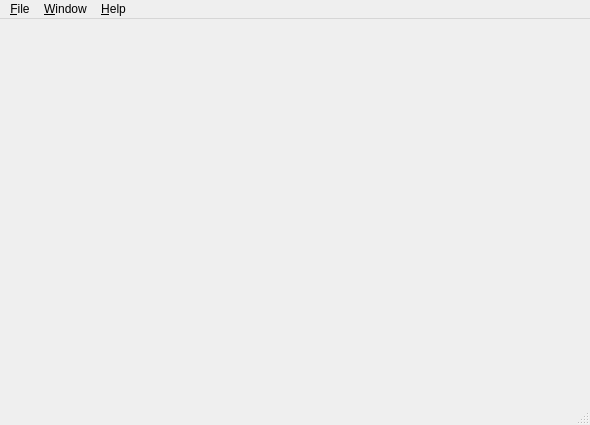
ndtimofeev/particleicp, file src/mainwindow.ui: the form before one commit.
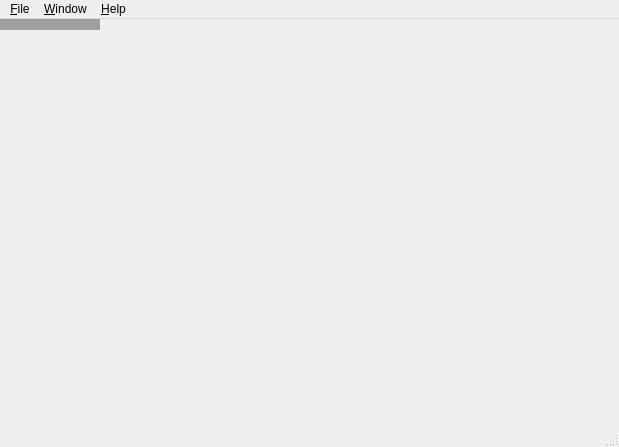
The form after the commit. Custom widgets are drawn as their Qt base class.

```diff
--- a/src/mainwindow.ui
+++ b/src/mainwindow.ui
@@ -6,21 +6,22 @@
    <rect>
     <x>0</x>
     <y>0</y>
-    <width>590</width>
-    <height>425</height>
+    <width>619</width>
+    <height>447</height>
    </rect>
   </property>
   <property name="windowTitle">
    <string>MainWindow</string>
   </property>
-  <widget class="QWidget" name="centralwidget"/>
+  <widget class="QMdiArea" name="centralwidget">
+  </widget>
   <widget class="QMenuBar" name="menubar">
    <property name="geometry">
     <rect>
      <x>0</x>
      <y>0</y>
-     <width>590</width>
-     <height>21</height>
+     <width>619</width>
+     <height>20</height>
     </rect>
    </property>
    <widget class="QMenu" name="menuFile">
```
Left out of the diff: 2 changed lines with no effect on the pictures.
